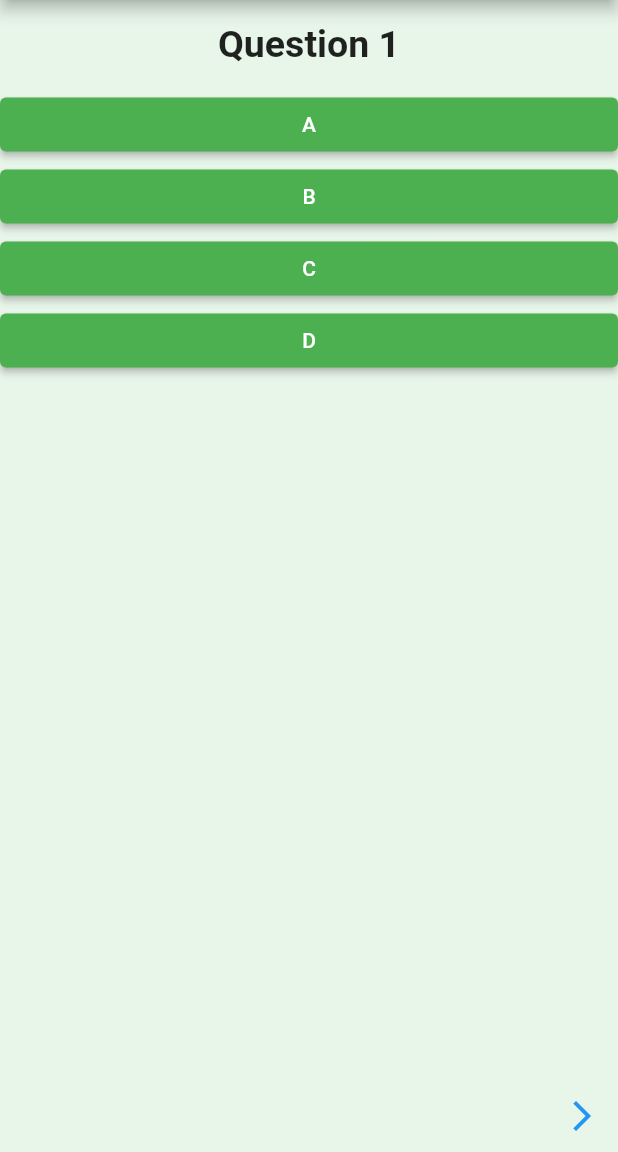
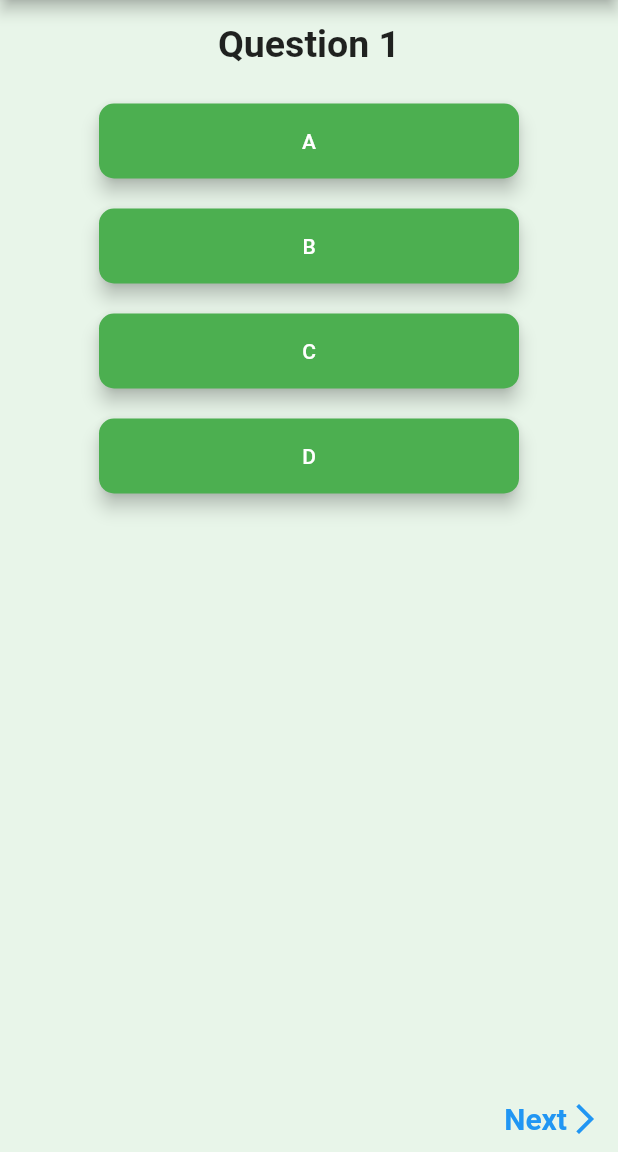
Before and after one commit to hayden-huynh/together-mobile-app, a Flutter app: the screen it shows after launch, on a phone screen of 412 x 824 dp, the part 84-1236 px from its top. Run offline on Flutter 3.47's test engine with Material 2 defaults, Android fonts, the phone set to English and light mode, and no system bars.

Commit message:
Did some stylings to the answer buttons and bottom navigation buttons. Working on answer selection mechanism. Maybe because the build function of each button is called at different times

```diff
--- a/lib/models/answer.dart
+++ b/lib/models/answer.dart
@@ -1,4 +1,6 @@
-class Answer {
+import 'package:flutter/foundation.dart';
+
+class Answer with ChangeNotifier {
   final String answerText;
   bool isSelected;
 
@@ -6,4 +8,14 @@ class Answer {
     this.answerText,
     this.isSelected = false,
   });
+
+  void selectAnswer(List<Answer> answersGroup, int answerIndex) {
+    isSelected = true;
+    for (int i = 0; i < answersGroup.length; i++) {
+      if (i != answerIndex) {
+        answersGroup[i].isSelected = false;
+      }
+    }
+    notifyListeners();
+  }
 }
--- a/lib/models/questionnaire_entry_provider.dart
+++ b/lib/models/questionnaire_entry_provider.dart
@@ -1,4 +1,4 @@
-import 'package:flutter/material.dart';
+import 'package:flutter/foundation.dart';
 
 import 'package:together_app/models/answer.dart';
 
--- /dev/null
+++ b/lib/widgets/answer_button.dart
@@ -0,0 +1,42 @@
+import 'package:flutter/material.dart';
+import 'package:provider/provider.dart';
+
+import 'package:together_app/models/answer.dart';
+
+class AnswerButton extends StatelessWidget {
+  final List<Answer> answersGroup;
+  final int answerIndex;
+
+  AnswerButton(this.answersGroup, this.answerIndex);
+
+  @override
+  Widget build(BuildContext context) {
+    final answer = Provider.of<Answer>(context);
+
+    return Align(
+      // Align wrapping around ElevatedButton will make the button return to its default width
+      child: Container(
+        margin: EdgeInsets.all(10),
+        child: SizedBox(
+          width: 280,
+          height: 50,
+          child: ElevatedButton(
+            style: ElevatedButton.styleFrom(
+              primary: answer.isSelected
+                  ? Theme.of(context).accentColor
+                  : Theme.of(context).primaryColor,
+              elevation: 5,
+              shape: new RoundedRectangleBorder(
+                borderRadius: BorderRadius.circular(10),
+              ),
+            ),
+            child: Text('${answer.answerText}'),
+            onPressed: () {
+              answer.selectAnswer(answersGroup, answerIndex);
+            },
+          ),
+        ),
+      ),
+    );
+  }
+}
--- a/lib/widgets/answers_section.dart
+++ b/lib/widgets/answers_section.dart
@@ -1,6 +1,8 @@
 import 'package:flutter/material.dart';
+import 'package:provider/provider.dart';
 
 import 'package:together_app/models/answer.dart';
+import 'package:together_app/widgets/answer_button.dart';
 
 class AnswersSection extends StatelessWidget {
   final List<Answer> answers;
@@ -11,9 +13,9 @@ class AnswersSection extends StatelessWidget {
   Widget build(BuildContext context) {
     return Expanded(
       child: ListView.builder(
-        itemBuilder: (ctx, i) => ElevatedButton(
-          child: Text('${answers[i].answerText}'),
-          onPressed: () {},
+        itemBuilder: (ctx, i) => ChangeNotifierProvider.value(
+          value: answers[i],
+          child: AnswerButton(answers, i),
         ),
         itemCount: answers.length,
       ),
--- a/lib/widgets/questionnaire_entry_widget.dart
+++ b/lib/widgets/questionnaire_entry_widget.dart
@@ -41,19 +41,53 @@ class _QuestionnaireEntryWidgetState extends State<QuestionnaireEntryWidget> {
               : MainAxisAlignment.spaceBetween,
           children: [
             if (_currentEntryIndex != 0)
-              IconButton(
-                color: Theme.of(context).accentColor,
-                icon: Icon(Icons.arrow_back_ios_outlined),
-                onPressed: goToPreviousEntry,
+              GestureDetector(
+                onTap: goToPreviousEntry,
+                child: Container(
+                  margin: EdgeInsets.all(10),
+                  child: Row(
+                    children: [
+                      Icon(
+                        Icons.arrow_back_ios_outlined,
+                        color: Theme.of(context).accentColor,
+                      ),
+                      Text(
+                        'Previous',
+                        style: TextStyle(
+                          fontSize: 20,
+                          fontWeight: FontWeight.bold,
+                          color: Theme.of(context).accentColor,
+                        ),
+                      ),
+                    ],
+                  ),
+                ),
               ),
             if (_currentEntryIndex != widget.entries.length - 1)
-              IconButton(
-                color: Theme.of(context).accentColor,
-                icon: Icon(Icons.arrow_forward_ios_outlined),
-                onPressed: goToNextEntry,
+              GestureDetector(
+                onTap: goToNextEntry,
+                child: Container(
+                  margin: EdgeInsets.all(10),
+                  child: Row(
+                    children: [
+                      Text(
+                        'Next',
+                        style: TextStyle(
+                          fontSize: 20,
+                          fontWeight: FontWeight.bold,
+                          color: Theme.of(context).accentColor,
+                        ),
+                      ),
+                      Icon(
+                        Icons.arrow_forward_ios_outlined,
+                        color: Theme.of(context).accentColor,
+                      ),
+                    ],
+                  ),
+                ),
               ),
           ],
-        )
+        ),
       ],
     );
   }
```
